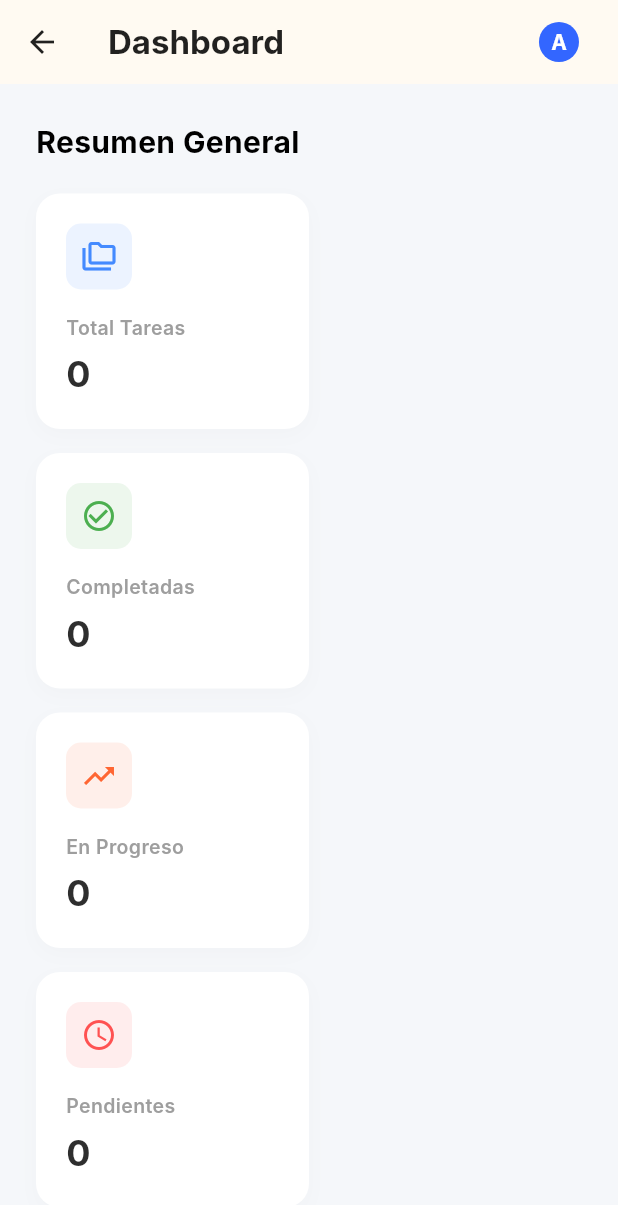
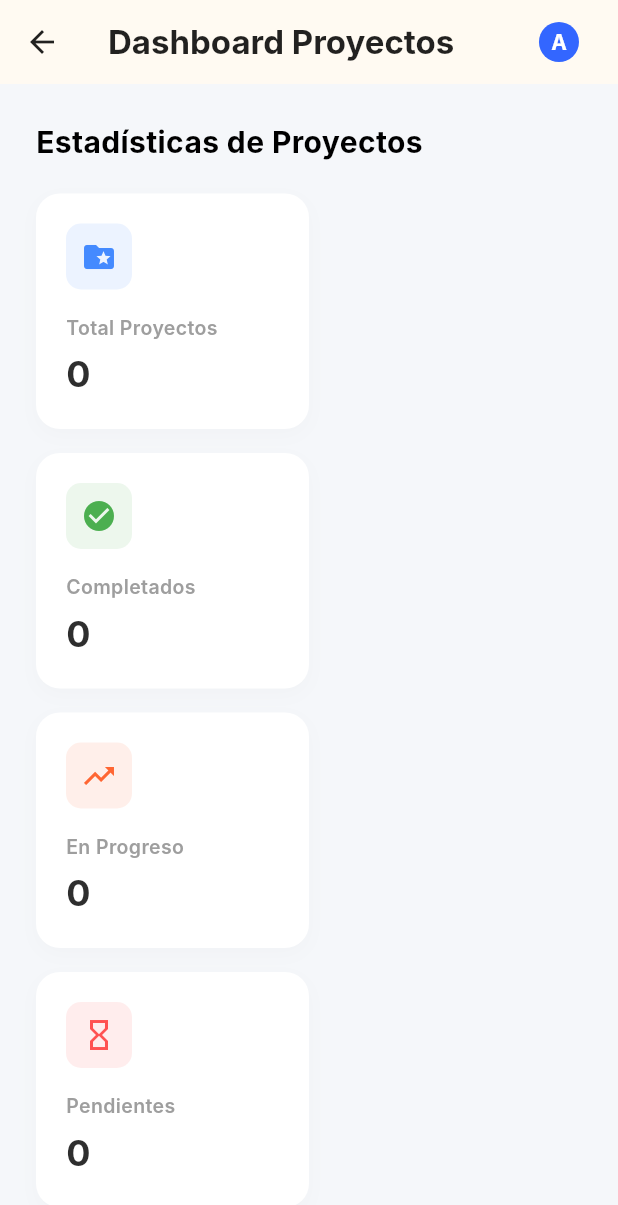
Before and after one commit to Pecathf/Sistema-de-Info, a Flutter app: the PantallaEstadisticasAdmin screen opened directly, on a phone screen of 412 x 824 dp. Shown: the top 1205 px of the screen. Run offline on Flutter 3.47's test engine with Material 3 defaults, Android fonts, the phone set to English and light mode, and no system bars; our stand-ins replace cloud_firestore, firebase_auth, firebase_core, fl_chart, shared_preferences, table_calendar; accounts and stored records are empty; network calls fail; Roboto replaces fonts that are missing (Inter).

Commit message:
Meejorando estadisticas

```diff
--- a/lib/funcionalidades/estadisticas/pantalla_estadisticas_admin.dart
+++ b/lib/funcionalidades/estadisticas/pantalla_estadisticas_admin.dart
@@ -2,9 +2,10 @@ import 'package:flutter/material.dart';
 import 'package:fl_chart/fl_chart.dart';
 import 'package:firebase_auth/firebase_auth.dart';
 import 'package:sistem_proyect/central/constantes/colores.dart';
-import 'package:sistem_proyect/central/constantes/modelos/task_model.dart';
+import 'package:sistem_proyect/central/constantes/modelos/project_model.dart'; // Importamos el modelo de proyecto
 import 'package:sistem_proyect/central/constantes/modelos/usuario_model.dart';
 import 'package:sistem_proyect/central/constantes/servicios/auth_service.dart';
+import 'package:sistem_proyect/central/constantes/servicios/project_service.dart'; // Importamos el servicio de proyecto
 import 'package:sistem_proyect/central/constantes/servicios/task_service.dart';
 import 'package:sistem_proyect/central/constantes/servicios/user_data_service.dart';
 import 'package:sistem_proyect/funcionalidades/Pantallas/Widgets/profile_menu_widget.dart';
@@ -22,20 +23,22 @@ class PantallaEstadisticasAdmin extends StatefulWidget {
 }
 
 class _PantallaEstadisticasAdminState extends State<PantallaEstadisticasAdmin> {
+  // Servicios
+  final ProjectService _projectService = ProjectService();
   final TaskService _taskService = TaskService();
   final UserDataService _userDataService = UserDataService();
-  // final AuthService _authService = AuthService(); // Ya no se usa aquí directamente porque lo maneja el widget del perfil
 
-  List<TaskModel> _allTasks = [];
+  // Datos
+  List<Proyecto> _allProjects = []; // Lista de PROYECTOS
   bool _isLoading = true;
 
-  // Variables para contadores
-  int _total = 0;
-  int _completed = 0;
-  int _inProgress = 0;
-  int _pending = 0;
+  // Variables para contadores de PROYECTOS
+  int _totalProjects = 0;
+  int _completedProjects = 0;
+  int _runningProjects = 0; // En Progreso
+  int _pendingProjects = 0; // Activos/Pendientes
 
-  // Variables para Top Performers
+  // Variables para Top Performers (Basado en tareas completadas)
   List<Usuario> _topUsers = [];
   Map<String, int> _userScores = {};
 
@@ -46,9 +49,14 @@ class _PantallaEstadisticasAdminState extends State<PantallaEstadisticasAdmin> {
   }
 
   Future<void> _loadData() async {
+    // 1. Cargar Proyectos (Para KPIs y Gráficas)
+    // Usamos 'first' para obtener el snapshot actual del stream
+    final projects = await _projectService.getProyectosStream().first;
+
+    // 2. Cargar Tareas (SOLO para calcular los mejores miembros)
     final tasks = await _taskService.getAllTasksGlobal();
 
-    // Calcular Top Performers
+    // Lógica para Top Performers (Miembros)
     Map<String, int> scores = {};
     for (var task in tasks) {
       if (task.estado == 'Completada') {
@@ -58,25 +66,28 @@ class _PantallaEstadisticasAdminState extends State<PantallaEstadisticasAdmin> {
       }
     }
 
-    // Ordenar usuarios por puntaje (descendente) y tomar los top 5
     var sortedKeys = scores.keys.toList(growable: false)
       ..sort((k1, k2) => scores[k2]!.compareTo(scores[k1]!));
 
     List<String> topUids = sortedKeys.take(5).toList();
     List<Usuario> topUsersList = [];
-
     if (topUids.isNotEmpty) {
       topUsersList = await _userDataService.getUsuariosByIds(topUids);
     }
 
     if (mounted) {
       setState(() {
-        _allTasks = tasks;
-        _total = tasks.length;
-        _completed = tasks.where((t) => t.estado == 'Completada').length;
-        _inProgress = tasks.where((t) => t.estado == 'En Progreso').length;
-        _pending = tasks.where((t) => t.estado == 'Pendiente').length;
+        // Asignar Proyectos
+        _allProjects = projects;
 
+        // Calcular KPIs de PROYECTOS
+        _totalProjects = projects.length;
+        _completedProjects = projects.where((p) => p.estado == 'Completado').length;
+        _runningProjects = projects.where((p) => p.estado == 'En Progreso').length;
+        // Consideramos 'Activo' como Pendiente (no ha terminado ni está full en progreso)
+        _pendingProjects = projects.where((p) => p.estado == 'Activo' || p.estado == 'Pendiente').length;
+
+        // Asignar Top Users
         _userScores = scores;
         _topUsers = topUsersList;
 
@@ -93,7 +104,6 @@ class _PantallaEstadisticasAdminState extends State<PantallaEstadisticasAdmin> {
   PreferredSizeWidget _buildAppBar(bool isDesktop) {
     final userInitial = _getUserInitial(FirebaseAuth.instance.currentUser?.email);
 
-    // CORRECCIÓN: Quitamos el parámetro onLogout porque HoverableProfileAvatar no lo tiene
     final profileWidget = HoverableProfileAvatar(
       userInitial: userInitial,
       avatarColor: AppColors.accentColor,
@@ -132,7 +142,6 @@ class _PantallaEstadisticasAdminState extends State<PantallaEstadisticasAdmin> {
                           MaterialPageRoute(builder: (_) => const PantallaCalendario())),
                       child: const Text('Calendario', style: TextStyle(color: Colors.black87))),
                   const SizedBox(width: 30),
-                  // Botón Activo
                   TextButton(
                       onPressed: () {},
                       child: const Text('Estadísticas',
@@ -153,7 +162,7 @@ class _PantallaEstadisticasAdminState extends State<PantallaEstadisticasAdmin> {
           icon: const Icon(Icons.arrow_back, color: Colors.black87),
           onPressed: () => Navigator.pop(context),
         ),
-        title: const Text('Dashboard',
+        title: const Text('Dashboard Proyectos',
             style: TextStyle(color: Colors.black87, fontWeight: FontWeight.bold)),
         actions: [profileWidget, const SizedBox(width: 10)],
       );
@@ -178,58 +187,73 @@ class _PantallaEstadisticasAdminState extends State<PantallaEstadisticasAdmin> {
                       child: Column(
                         crossAxisAlignment: CrossAxisAlignment.start,
                         children: [
-                          const Text("Resumen General",
+                          const Text("Estadísticas de Proyectos",
                             style: TextStyle(fontSize: 20, fontWeight: FontWeight.bold)),
                           const SizedBox(height: 20),
 
-                          // 1. SECCIÓN DE TARJETAS (KPIs)
+                          // 1. SECCIÓN DE TARJETAS (KPIs de Proyectos)
+                          if (isDesktop)
+                            Row(
+                              children: [
+                                Expanded(child: _buildKpiCard("Total Proyectos", "$_totalProjects",
+                                    Icons.folder_special, Colors.blueAccent)),
+                                const SizedBox(width: 16),
+                                Expanded(child: _buildKpiCard("Completados", "$_completedProjects",
+                                    Icons.check_circle, Colors.green)),
+                                const SizedBox(width: 16),
+                                Expanded(child: _buildKpiCard("En Progreso", "$_runningProjects",
+                                    Icons.trending_up, AppColors.primaryOrange)),
+                                const SizedBox(width: 16),
+                                Expanded(child: _buildKpiCard("Pendientes", "$_pendingProjects",
+                                    Icons.hourglass_empty, Colors.redAccent)),
+                              ],
+                            )
+                          else
                             Wrap(
                               spacing: 16,
                               runSpacing: 16,
                               children: [
-                              _buildKpiCard("Total Tareas", "$_total",
-                                  Icons.folder_copy_outlined, Colors.blueAccent, constraints.maxWidth),
-                              _buildKpiCard("Completadas", "$_completed",
-                                  Icons.check_circle_outline, Colors.green, constraints.maxWidth),
-                              _buildKpiCard("En Progreso", "$_inProgress",
-                                  Icons.trending_up, AppColors.primaryOrange, constraints.maxWidth),
-                              _buildKpiCard("Pendientes", "$_pending",
-                                  Icons.access_time, Colors.redAccent, constraints.maxWidth),
+                                _buildKpiCard("Total Proyectos", "$_totalProjects",
+                                    Icons.folder_special, Colors.blueAccent, width: (constraints.maxWidth - 48) / 2),
+                                _buildKpiCard("Completados", "$_completedProjects",
+                                    Icons.check_circle, Colors.green, width: (constraints.maxWidth - 48) / 2),
+                                _buildKpiCard("En Progreso", "$_runningProjects",
+                                    Icons.trending_up, AppColors.primaryOrange, width: (constraints.maxWidth - 48) / 2),
+                                _buildKpiCard("Pendientes", "$_pendingProjects",
+                                    Icons.hourglass_empty, Colors.redAccent, width: (constraints.maxWidth - 48) / 2),
                               ],
                             ),
 
                           const SizedBox(height: 30),
 
-                          // 2. SECCIÓN DE GRÁFICOS + TOP PERFORMERS
+                          // 2. SECCIÓN DE GRÁFICOS
                           if (isDesktop)
                             Row(
                               crossAxisAlignment: CrossAxisAlignment.start,
                               children: [
-                                // Columna Izquierda: Gráficos
                                 Expanded(
                                   flex: 2,
                                   child: Column(
                                     children: [
-                                      _buildActivityChart(),
+                                      _buildProjectsActivityChart(), // Gráfico de Proyectos
                                       const SizedBox(height: 24),
                                       _buildTopPerformersCard(),
                                     ],
                                   ),
                                 ),
                                 const SizedBox(width: 24),
-                                // Columna Derecha: Dona
                                 Expanded(
                                   flex: 1,
-                                  child: _buildStatusPieChart(),
+                                  child: _buildProjectStatusPieChart(), // Gráfico de Proyectos
                                 ),
                               ],
                             )
                           else
                             Column(
                               children: [
-                                _buildActivityChart(),
+                                _buildProjectsActivityChart(),
                                 const SizedBox(height: 24),
-                                _buildStatusPieChart(),
+                                _buildProjectStatusPieChart(),
                                 const SizedBox(height: 24),
                                 _buildTopPerformersCard(),
                               ],
@@ -238,7 +262,6 @@ class _PantallaEstadisticasAdminState extends State<PantallaEstadisticasAdmin> {
                       ),
                     ),
 
-                    // 3. FOOTER
                     SharedFooter(
                       primaryOrange: AppColors.primaryOrange,
                       accentBlue: AppColors.accentColor,
@@ -252,14 +275,10 @@ class _PantallaEstadisticasAdminState extends State<PantallaEstadisticasAdmin> {
 
   // --- WIDGETS DE DISEÑO ---
 
-  // 1. Tarjeta KPI
   Widget _buildKpiCard(String title, String value, IconData icon, Color color,
-      double parentWidth) {
-    double cardWidth =
-        (parentWidth > 600) ? (parentWidth - 72) / 4 : (parentWidth - 48) / 2;
-
+      {double? width}) {
     return Container(
-      width: cardWidth,
+      width: width,
       padding: const EdgeInsets.all(20),
       decoration: BoxDecoration(
         color: Colors.white,
@@ -299,16 +318,21 @@ class _PantallaEstadisticasAdminState extends State<PantallaEstadisticasAdmin> {
     );
   }
 
-  // 2. Gráfico de Barras (Activity)
-  Widget _buildActivityChart() {
-    Map<int, int> tasksPerDay = {1: 0, 2: 0, 3: 0, 4: 0, 5: 0, 6: 0, 7: 0};
-    for (var task in _allTasks) {
-      int weekday = task.fechaCreacion.weekday;
-      tasksPerDay[weekday] = (tasksPerDay[weekday] ?? 0) + 1;
+  // Gráfico de Barras: PROYECTOS CREADOS
+  Widget _buildProjectsActivityChart() {
+    // 1. Cambiamos la lógica para contar PROYECTOS por día
+    Map<int, int> projectsPerDay = {1: 0, 2: 0, 3: 0, 4: 0, 5: 0, 6: 0, 7: 0};
+
+    // Usamos _allProjects en lugar de _allTasks
+    for (var project in _allProjects) {
+      int weekday = project.fechaCreacion.weekday;
+      projectsPerDay[weekday] = (projectsPerDay[weekday] ?? 0) + 1;
     }
 
     int maxY = 5;
-    tasksPerDay.forEach((_, v) { if (v > maxY) maxY = v; });
+    projectsPerDay.forEach((_, v) {
+      if (v > maxY) maxY = v;
+    });
 
     return Container(
       height: 350,
@@ -326,10 +350,10 @@ class _PantallaEstadisticasAdminState extends State<PantallaEstadisticasAdmin> {
       child: Column(
         crossAxisAlignment: CrossAxisAlignment.start,
         children: [
-          const Text("Actividad Semanal",
+          const Text("",
               style: TextStyle(fontSize: 18, fontWeight: FontWeight.bold)),
           const SizedBox(height: 5),
-          Text("Nuevas tareas creadas",
+          Text("",
               style: TextStyle(fontSize: 12, color: Colors.grey.shade500)),
           const SizedBox(height: 30),
           Expanded(
@@ -347,6 +371,9 @@ class _PantallaEstadisticasAdminState extends State<PantallaEstadisticasAdmin> {
                   bottomTitles: AxisTitles(
                     sideTitles: SideTitles(
                       showTitles: true,
+                      // --- ESTA ES LA CLAVE PARA QUE NO SE MONTEN ---
+                      reservedSize: 40, // Reservamos 40px de espacio abajo para las letras
+                      // ---------------------------------------------
                       getTitlesWidget: (double value, TitleMeta meta) {
                         const style = TextStyle(
                           color: Colors.grey,
@@ -365,7 +392,9 @@ class _PantallaEstadisticasAdminState extends State<PantallaEstadisticasAdmin> {
                           default: text = '';
                         }
                         return SideTitleWidget(
-                            axisSide: meta.axisSide, child: Text(text, style: style));
+                            axisSide: meta.axisSide,
+                            space: 8, // Espacio extra entre la barra y el texto
+                            child: Text(text, style: style));
                       },
                     ),
                   ),
@@ -377,7 +406,7 @@ class _PantallaEstadisticasAdminState extends State<PantallaEstadisticasAdmin> {
                 borderData: FlBorderData(show: false),
                 barGroups: [
                   for (int i = 1; i <= 7; i++)
-                    _makeBarGroup(i, tasksPerDay[i]?.toDouble() ?? 0),
+                    _makeBarGroup(i, projectsPerDay[i]?.toDouble() ?? 0),
                 ],
               ),
             ),
@@ -396,7 +425,6 @@ class _PantallaEstadisticasAdminState extends State<PantallaEstadisticasAdmin> {
           color: AppColors.darkBackground,
           width: 16,
           borderRadius: BorderRadius.circular(4),
-          // Si te da error aqui, borra estas lineas hasta la coma
           backDrawRodData: BackgroundBarChartRodData(
             show: true,
             toY: 10,
@@ -407,8 +435,8 @@ class _PantallaEstadisticasAdminState extends State<PantallaEstadisticasAdmin> {
     );
   }
 
-  // 3. Gráfico de Pastel
-  Widget _buildStatusPieChart() {
+  // Gráfico de Pastel: ESTADO DE PROYECTOS
+  Widget _buildProjectStatusPieChart() {
     return Container(
       height: 350,
       padding: const EdgeInsets.all(24),
@@ -425,7 +453,7 @@ class _PantallaEstadisticasAdminState extends State<PantallaEstadisticasAdmin> {
       child: Column(
         crossAxisAlignment: CrossAxisAlignment.start,
         children: [
-          const Text("Estado de Tareas",
+          const Text("Estado de Proyectos",
               style: TextStyle(fontSize: 18, fontWeight: FontWeight.bold)),
           const SizedBox(height: 20),
           Expanded(
@@ -438,22 +466,22 @@ class _PantallaEstadisticasAdminState extends State<PantallaEstadisticasAdmin> {
                     sections: [
                       PieChartSectionData(
                         color: Colors.green,
-                        value: _completed.toDouble(),
-                        title: '${_calculatePercentage(_completed)}%',
+                        value: _completedProjects.toDouble(),
+                        title: '${_calculatePercentage(_completedProjects)}%',
                         radius: 50,
                         titleStyle: const TextStyle(fontSize: 12, fontWeight: FontWeight.bold, color: Colors.white),
                       ),
                       PieChartSectionData(
                         color: AppColors.primaryOrange,
-                        value: _inProgress.toDouble(),
-                        title: '${_calculatePercentage(_inProgress)}%',
+                        value: _runningProjects.toDouble(),
+                        title: '${_calculatePercentage(_runningProjects)}%',
                         radius: 50,
                         titleStyle: const TextStyle(fontSize: 12, fontWeight: FontWeight.bold, color: Colors.white),
                       ),
                       PieChartSectionData(
                         color: Colors.redAccent,
-                        value: _pending.toDouble(),
-                        title: '${_calculatePercentage(_pending)}%',
+                        value: _pendingProjects.toDouble(),
+                        title: '${_calculatePercentage(_pendingProjects)}%',
                         radius: 50,
                         titleStyle: const TextStyle(fontSize: 12, fontWeight: FontWeight.bold, color: Colors.white),
                       ),
@@ -464,7 +492,7 @@ class _PantallaEstadisticasAdminState extends State<PantallaEstadisticasAdmin> {
                   child: Column(
                     mainAxisSize: MainAxisSize.min,
                     children: [
-                      Text("$_total",
+                      Text("$_totalProjects",
                           style: const TextStyle(fontSize: 22, fontWeight: FontWeight.bold)),
                       const Text("Total", style: TextStyle(fontSize: 10)),
                     ],
@@ -474,7 +502,7 @@ class _PantallaEstadisticasAdminState extends State<PantallaEstadisticasAdmin> {
             ),
           ),
           const SizedBox(height: 20),
-          _buildLegendItem(Colors.green, "Completadas"),
+          _buildLegendItem(Colors.green, "Completados"),
           _buildLegendItem(AppColors.primaryOrange, "En Progreso"),
           _buildLegendItem(Colors.redAccent, "Pendientes"),
         ],
@@ -482,7 +510,7 @@ class _PantallaEstadisticasAdminState extends State<PantallaEstadisticasAdmin> {
     );
   }
 
-  // 4. Sección "Top Performing Members"
+  // Top Performing Members (Sigue basándose en Tareas, porque los miembros hacen tareas)
   Widget _buildTopPerformersCard() {
     return Container(
       padding: const EdgeInsets.all(24),
@@ -508,7 +536,7 @@ class _PantallaEstadisticasAdminState extends State<PantallaEstadisticasAdmin> {
             ],
           ),
           const SizedBox(height: 5),
-          Text("Basado en tareas completadas",
+          Text("Basado en tareas individuales completadas",
               style: TextStyle(fontSize: 12, color: Colors.grey.shade500)),
           const SizedBox(height: 20),
 
@@ -589,7 +617,7 @@ class _PantallaEstadisticasAdminState extends State<PantallaEstadisticasAdmin> {
   }
 
   int _calculatePercentage(int value) {
-    if (_total == 0) return 0;
-    return ((value / _total) * 100).round();
+    if (_totalProjects == 0) return 0;
+    return ((value / _totalProjects) * 100).round();
   }
 }
```
Lines whose indentation alone changed are shown as unchanged.
